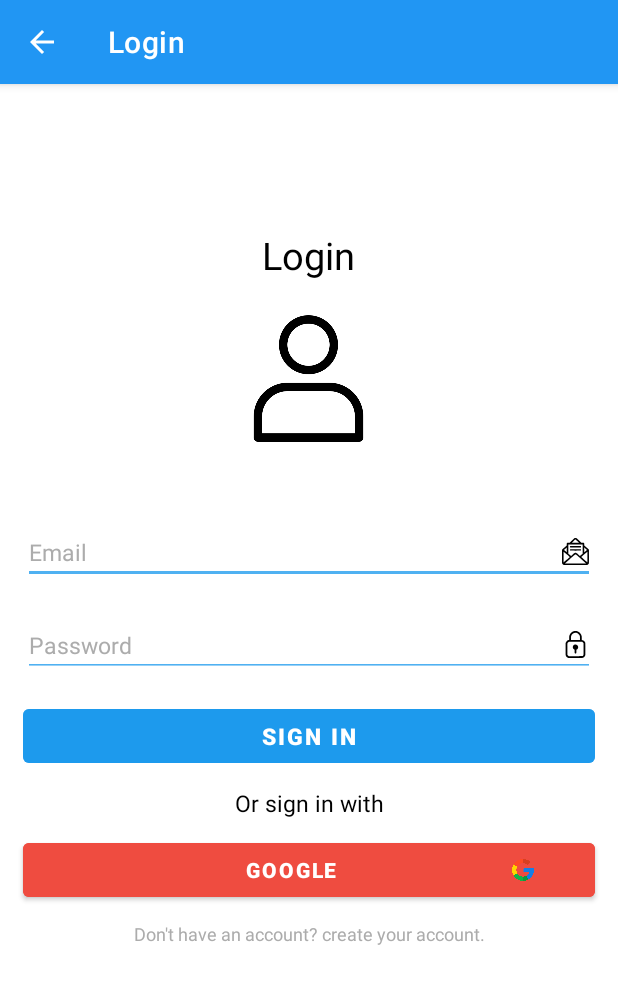
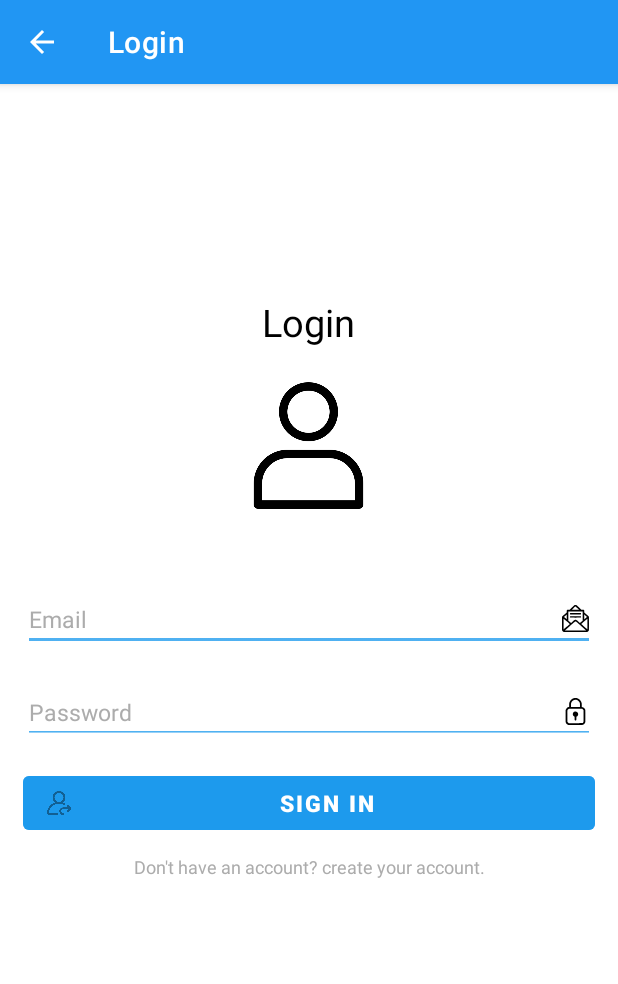
Before and after one commit to eladsabag/Contacts, an Android app: the screen it shows after launch (LoginActivity), after a tap on "GET STARTED", on a phone screen of 412 x 824 dp. Shown: the top 984 px of the screen. Run offline under Robolectric (Android 15) with nearby library versions, the phone set to English and light mode, and no system bars.

```diff
--- a/app/build.gradle
+++ b/app/build.gradle
@@ -40,4 +40,5 @@ dependencies {
     implementation 'com.squareup.retrofit2:retrofit:2.7.2'
     implementation 'com.squareup.retrofit2:converter-gson:2.7.2'
     implementation 'com.squareup.okhttp3:okhttp:3.6.0'
+    implementation 'com.google.android.gms:play-services-auth:20.2.0'
 }
--- a/app/src/main/java/com/example/contacts/activities/AddActivity.java
+++ b/app/src/main/java/com/example/contacts/activities/AddActivity.java
@@ -27,7 +27,7 @@ public class AddActivity extends AppCompatActivity {
     private EditText add_EDT_firstname, add_EDT_lastname, add_EDT_mobile;
     private MaterialButton add_BTN_add;
     private String email;
-    private boolean validFirstName = false, validLastName = false, validMobile = false;
+    private boolean validMobile = false;
 
     @Override
     protected void onCreate(Bundle savedInstanceState) {
--- a/app/src/main/java/com/example/contacts/activities/LoginActivity.java
+++ b/app/src/main/java/com/example/contacts/activities/LoginActivity.java
@@ -1,9 +1,6 @@
 package com.example.contacts.activities;
 
-import androidx.annotation.NonNull;
-import androidx.appcompat.app.ActionBar;
 import androidx.appcompat.app.AppCompatActivity;
-
 import android.content.Intent;
 import android.database.Cursor;
 import android.graphics.Color;
@@ -12,24 +9,19 @@ import android.os.Bundle;
 import android.text.Editable;
 import android.text.TextUtils;
 import android.text.TextWatcher;
-import android.util.Log;
 import android.util.Patterns;
-import android.view.MenuItem;
 import android.view.View;
 import android.widget.EditText;
 import android.widget.Toast;
-
 import com.example.contacts.R;
 import com.example.contacts.sqlite.DatabaseHelper;
 import com.google.android.material.button.MaterialButton;
 import com.google.android.material.textview.MaterialTextView;
-
-import java.util.Objects;
 import java.util.regex.Pattern;
 
 public class LoginActivity extends AppCompatActivity {
     private EditText login_EDT_email, login_EDT_password;
-    private MaterialButton login_BTN_signin, login_BTN_google;
+    private MaterialButton login_BTN_signin;
     private MaterialTextView login_TXT_create, login_TXT_error;
     private boolean validEmail = false , validPassword = false;
 
@@ -141,10 +133,6 @@ public class LoginActivity extends AppCompatActivity {
             }
         });
 
-        login_BTN_google.setOnClickListener(e -> {
-            // TODO Get request to authenticate at google API
-        });
-
         login_TXT_create.setOnClickListener(e -> startActivity(new Intent(LoginActivity.this, RegisterActivity.class)));
     }
 
@@ -165,7 +153,6 @@ public class LoginActivity extends AppCompatActivity {
         login_EDT_email = findViewById(R.id.login_EDT_email);
         login_EDT_password = findViewById(R.id.login_EDT_password);
         login_BTN_signin = findViewById(R.id.login_BTN_signin);
-        login_BTN_google = findViewById(R.id.login_BTN_google);
         login_TXT_create = findViewById(R.id.login_TXT_create);
         login_TXT_error = findViewById(R.id.login_TXT_error);
     }
--- a/app/src/main/java/com/example/contacts/activities/MainActivity.java
+++ b/app/src/main/java/com/example/contacts/activities/MainActivity.java
@@ -1,16 +1,13 @@
 package com.example.contacts.activities;
 
 import androidx.appcompat.app.AppCompatActivity;
-
 import android.content.Intent;
-import android.graphics.Color;
-import android.graphics.drawable.ColorDrawable;
 import android.os.Bundle;
+import android.util.Log;
 
 import com.example.contacts.R;
 import com.example.contacts.utils.MSP;
 import com.google.android.material.button.MaterialButton;
-
 import java.util.Objects;
 
 public class MainActivity extends AppCompatActivity {
@@ -58,4 +55,11 @@ public class MainActivity extends AppCompatActivity {
     private void findViews() {
         main_BTN_start = findViewById(R.id.main_BTN_start);
     }
+
+    // -------------------- Life Cycle -------------------- //
+
+    @Override
+    protected void onResume() {
+        super.onResume();
+    }
 }
--- a/app/src/main/java/com/example/contacts/retrofit/Api.java
+++ b/app/src/main/java/com/example/contacts/retrofit/Api.java
@@ -1,6 +1,4 @@
 package com.example.contacts.retrofit;
-
-import com.example.contacts.objects.Result;
 
 import retrofit2.Call;
 import retrofit2.http.GET;
--- a/app/src/main/java/com/example/contacts/objects/Result.java
+++ b/app/src/main/java/com/example/contacts/retrofit/Result.java
@@ -1,4 +1,4 @@
-package com.example.contacts.objects;
+package com.example.contacts.retrofit;
 
 import com.google.gson.annotations.SerializedName;
 
--- a/app/src/main/res/layout/activity_login.xml
+++ b/app/src/main/res/layout/activity_login.xml
@@ -70,38 +70,12 @@
             android:layout_marginEnd="15dp"
             android:backgroundTint="#B70A92EC"
             android:text="Sign in"
-            android:paddingStart="50dp"
-            android:paddingEnd="50dp"
             android:textSize="15sp"
             android:fontFamily="sans-serif-black"
-            android:textColor="@color/white"/>
-
-        <com.google.android.material.textview.MaterialTextView
-            android:layout_width="match_parent"
-            android:layout_height="wrap_content"
-            android:layout_marginTop="10dp"
-            android:gravity="center"
-            android:text="Or sign in with"
-            android:textColor="@color/black"
-            android:textSize="15sp" />
-
-        <com.google.android.material.button.MaterialButton
-            android:id="@+id/login_BTN_google"
-            android:layout_width="match_parent"
-            android:layout_height="wrap_content"
-            android:layout_marginStart="15dp"
-            android:layout_marginEnd="15dp"
-            android:paddingStart="40dp"
-            android:paddingEnd="40dp"
-            android:layout_marginTop="10dp"
-            android:backgroundTint="#EF4C40"
-            android:text="Google"
             android:textColor="@color/white"
-            android:fontFamily="sans-serif-black"
-            app:icon="@drawable/ic_google"
-            app:iconGravity="end"
-            app:iconSize="16dp"
-            app:iconTint="@null"/>
+            app:icon="@drawable/ic_signin"
+            app:iconGravity="start"
+            app:iconSize="16dp" />
 
         <com.google.android.material.textview.MaterialTextView
             android:id="@+id/login_TXT_create"
```
Also changed, not shown: app/src/main/java/com/example/contacts/activities/ContactsActivity.java (+8 -4 lines), app/src/main/java/com/example/contacts/activities/RegisterActivity.java (+1 -15 lines), app/src/main/java/com/example/contacts/activities/UpdateActivity.java (+5 -5 lines), app/src/main/java/com/example/contacts/sqlite/DatabaseHelper.java (+37 -0 lines), app/src/main/java/com/example/contacts/utils/ContactAdapter.java (+0 -9 lines), app/src/main/java/com/example/contacts/utils/MSP.java (+0 -53 lines), app/src/main/res/layout/activity_register.xml (+3 -18 lines), app/src/main/res/drawable/ic_signin.png (added), app/src/main/res/drawable/ic_signup.png (added).
